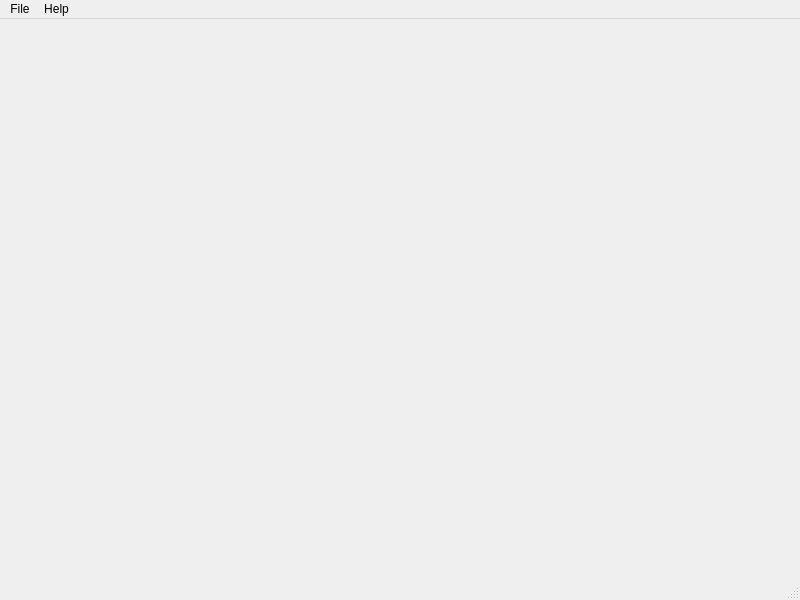
Above: Visualization/Power_Point_Visualization/mainwindow.ui from EdgarMuradyan/Power_Point before the change. Below: the same form after it.
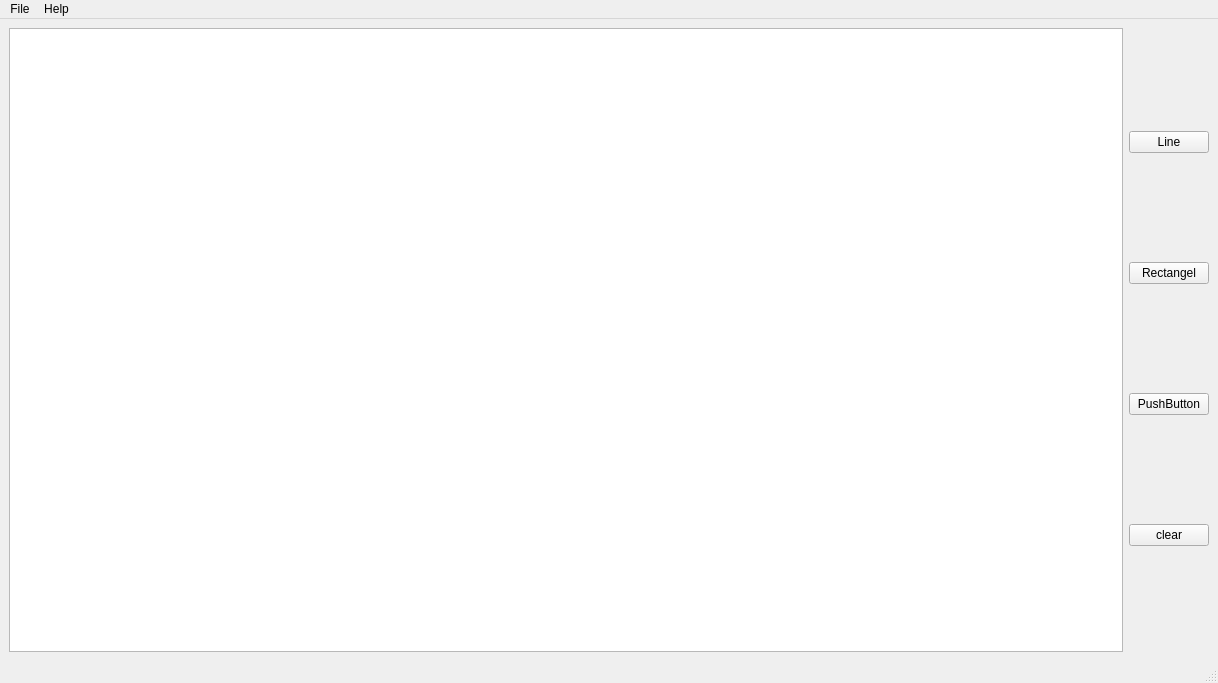
That is the form after the change. Icons and pictures are not drawn.

Patch:
```diff
--- a/Visualization/Power_Point_Visualization/mainwindow.ui
+++ b/Visualization/Power_Point_Visualization/mainwindow.ui
@@ -6,21 +6,75 @@
    <rect>
     <x>0</x>
     <y>0</y>
-    <width>800</width>
-    <height>600</height>
+    <width>1218</width>
+    <height>683</height>
    </rect>
   </property>
   <property name="windowTitle">
    <string>MainWindow</string>
   </property>
-  <widget class="QWidget" name="centralwidget"/>
+  <widget class="QWidget" name="centralwidget">
+   <layout class="QHBoxLayout" name="horizontalLayout_2">
+    <item>
+     <layout class="QHBoxLayout" name="horizontalLayout">
+      <item>
+       <widget class="QGraphicsView" name="graphicsView"/>
+      </item>
+     </layout>
+    </item>
+    <item>
+     <layout class="QVBoxLayout" name="verticalLayout">
+      <property name="sizeConstraint">
+       <enum>QLayout::SetNoConstraint</enum>
+      </property>
+      <property name="leftMargin">
+       <number>0</number>
+      </property>
+      <property name="topMargin">
+       <number>0</number>
+      </property>
+      <property name="rightMargin">
+       <number>0</number>
+      </property>
+      <item>
+       <widget class="QPushButton" name="lineButton">
+        <property name="text">
+         <string>Line</string>
+        </property>
+       </widget>
+      </item>
+      <item>
+       <widget class="QPushButton" name="rectangelButton">
+        <property name="text">
+         <string>Rectangel</string>
+        </property>
+       </widget>
+      </item>
+      <item>
+       <widget class="QPushButton" name="pushButton_2">
+        <property name="text">
+         <string>PushButton</string>
+        </property>
+       </widget>
+      </item>
+      <item>
+       <widget class="QPushButton" name="clearaButton">
+        <property name="text">
+         <string>clear</string>
+        </property>
+       </widget>
+      </item>
+     </layout>
+    </item>
+   </layout>
+  </widget>
   <widget class="QMenuBar" name="menubar">
    <property name="geometry">
     <rect>
      <x>0</x>
      <y>0</y>
-     <width>800</width>
-     <height>21</height>
+     <width>1218</width>
+     <height>20</height>
     </rect>
    </property>
    <widget class="QMenu" name="menuFile">
```
